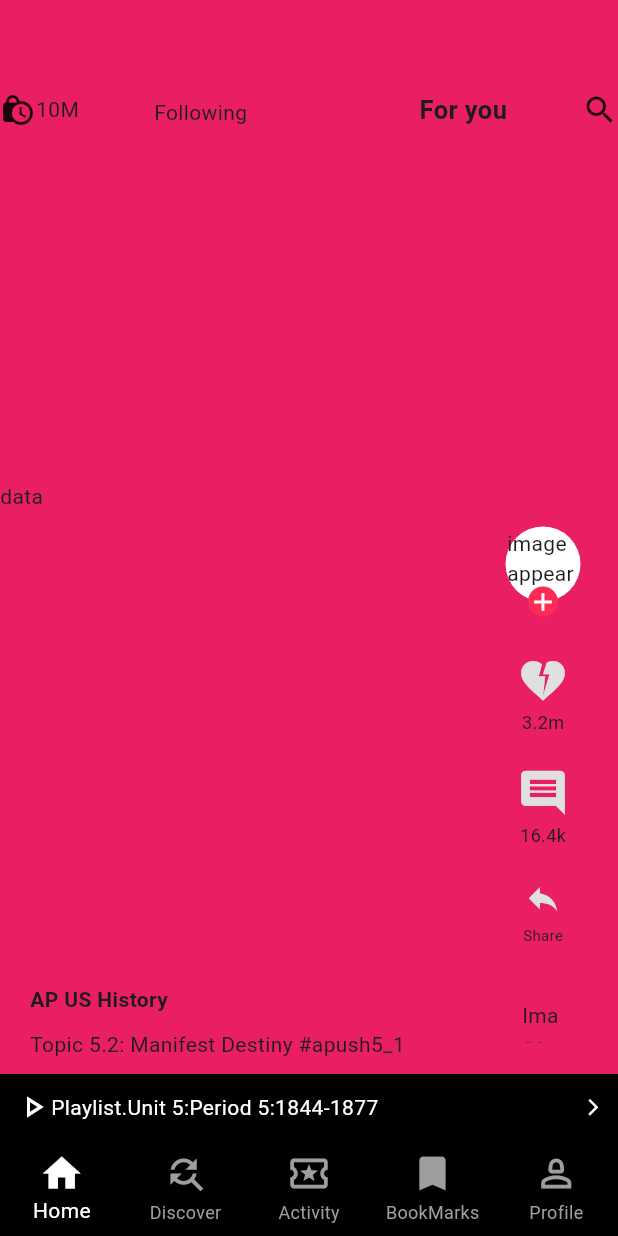
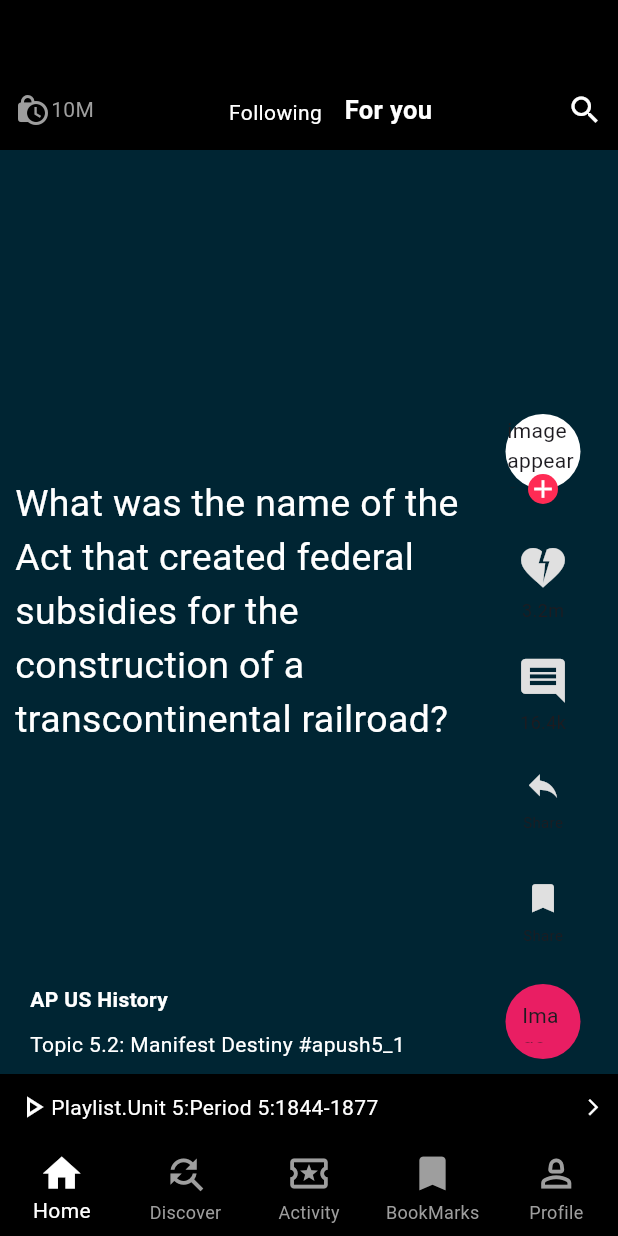
Before and after one commit to srineesh-s/tiktok_clone, a Flutter app: the screen it shows after launch, on a phone screen of 412 x 824 dp. Run offline on Flutter 3.47's test engine with Material 2 defaults, Android fonts, the phone set to English and light mode, and no system bars.

Commit message:
Added stack for following tab

```diff
--- a/lib/screens/tiktok_screen/tik_tok_screen.dart
+++ b/lib/screens/tiktok_screen/tik_tok_screen.dart
@@ -7,67 +7,85 @@ class TikTokScreen extends StatelessWidget {
 
   Widget get topSection => Container(
         height: 100.0,
-        padding: const EdgeInsets.only(bottom: 15.0),
+        padding: const EdgeInsets.only(bottom: 15.0, left: 10.0, right: 10.0),
         alignment: const Alignment(0.0, 1.0),
+        color: Colors.black,
         child: Row(
             crossAxisAlignment: CrossAxisAlignment.end,
             mainAxisSize: MainAxisSize.max,
             mainAxisAlignment: MainAxisAlignment.spaceBetween,
             children: <Widget>[
               const Row(
-                children: [Icon(Icons.lock_clock), Text('10M')],
+                children: [
+                  Icon(
+                    Icons.lock_clock,
+                    color: Colors.grey,
                   ),
-              const Text('Following'),
+                  Text(
+                    '10M',
+                    style: TextStyle(color: Colors.grey),
+                  )
+                ],
+              ),
+              Row(
+                mainAxisSize: MainAxisSize.min,
+                crossAxisAlignment: CrossAxisAlignment.end,
+                mainAxisAlignment: MainAxisAlignment.center,
+                children: [
+                  const Text(
+                    'Following',
+                    style: TextStyle(color: Colors.white),
+                  ),
                   Container(
                     width: 15.0,
                   ),
                   const Text('For you',
-                  style:
-                      TextStyle(fontSize: 17.0, fontWeight: FontWeight.bold)),
-              const Icon(Icons.search)
+                      style: TextStyle(
+                        fontSize: 17.0,
+                        fontWeight: FontWeight.bold,
+                        color: Colors.white,
+                      )),
+                ],
+              ),
+              const Icon(
+                Icons.search,
+                color: Colors.white,
+              )
             ]),
       );
 
   Widget get middleSection => const Expanded(
-          child: Column(
-        crossAxisAlignment: CrossAxisAlignment.start,
-        mainAxisSize: MainAxisSize.max,
-        mainAxisAlignment: MainAxisAlignment.end,
+          child: Stack(
         children: [
-          Text("data"),
-          Row(
-              mainAxisSize: MainAxisSize.max,
+          SizedBox(),
+          Align(
+              alignment: Alignment.center,
+              child: Padding(
+                padding: EdgeInsets.only(left: 10, right: 80),
+                child: Text(
+                  "What was the name of the Act that created federal subsidies for the construction of a transcontinental railroad?",
+                  style: TextStyle(color: Colors.white, fontSize: 25),
+                ),
+              )),
+          Align(
+            alignment: Alignment.bottomCenter,
+            child: Row(
+                mainAxisSize: MainAxisSize.min,
                 crossAxisAlignment: CrossAxisAlignment.end,
-              children: <Widget>[VideoDescription(), ActionsToolbar()])
+                children: <Widget>[VideoDescription(), ActionsToolbar()]),
+          )
         ],
       ));
 
   @override
   Widget build(BuildContext context) {
     return Scaffold(
-      // appBar: AppBar(
-      //   backgroundColor: Colors.amber,
-      //   leading: RichText(
-      //     text: const TextSpan(
-      //       children: [
-      //         WidgetSpan(
-      //           child: Icon(
-      //             Icons.alarm_on_sharp,
-      //           ),
-      //         ),
-      //         TextSpan(
-      //           text: " 10M",
-      //         ),
-      //       ],
-      //     ),
-      //   ),
-      // ),
-
-      backgroundColor: Colors.pink,
-      body: Column(
-        crossAxisAlignment: CrossAxisAlignment.start,
-        mainAxisSize: MainAxisSize.max,
-        mainAxisAlignment: MainAxisAlignment.start,
+      backgroundColor: Colors.transparent,
+      body: Container(
+        decoration: const BoxDecoration(
+          color: Color.fromRGBO(0, 37, 51, 1),
+        ),
+        child: Column(
           children: <Widget>[
             // Top section
             topSection,
@@ -78,6 +96,7 @@ class TikTokScreen extends StatelessWidget {
             // Bottom Section
             // BottomToolbar(),
           ],
+        ),
       ),
       bottomNavigationBar: Container(
         padding: const EdgeInsets.all(10),
--- a/lib/screens/tiktok_screen/widgets/actions_bar.dart
+++ b/lib/screens/tiktok_screen/widgets/actions_bar.dart
@@ -27,6 +27,7 @@ class ActionsToolbar extends StatelessWidget {
         _getSocialAction(icon: Icons.heart_broken, title: '3.2m'),
         _getSocialAction(icon: Icons.insert_comment, title: '16.4k'),
         _getSocialAction(icon: Icons.reply, title: 'Share', isShare: true),
+        _getSocialAction(icon: Icons.bookmark, title: 'Share', isShare: true),
         _getMusicPlayerAction()
       ]),
     );
--- a/lib/screens/tiktok_screen/widgets/tutorial_description.dart
+++ b/lib/screens/tiktok_screen/widgets/tutorial_description.dart
@@ -16,9 +16,13 @@ class VideoDescription extends StatelessWidget {
           children: <Widget>[
             Text(
               'AP US History',
-              style: TextStyle(fontWeight: FontWeight.bold),
+              style:
+                  TextStyle(fontWeight: FontWeight.bold, color: Colors.white),
             ),
-            Text('Topic 5.2: Manifest Destiny #apush5_1'),
+            Text(
+              'Topic 5.2: Manifest Destiny #apush5_1',
+              style: TextStyle(color: Colors.white),
+            ),
           ],
         ),
       ),
```
Lines whose indentation alone changed are shown as unchanged.
